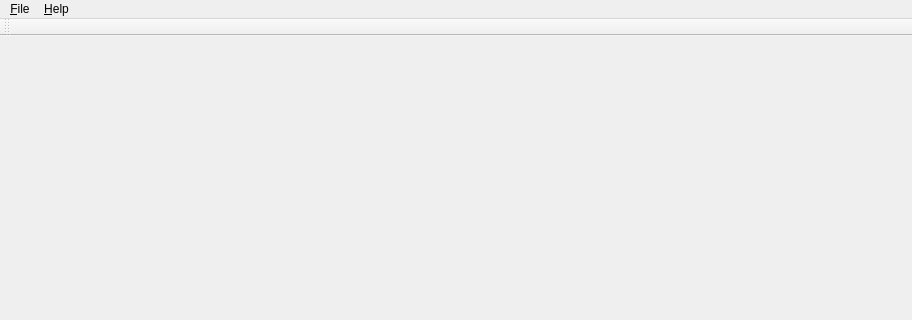
First picture: the form in forms/mainwindow.ui, repository gucwakj/RoboSim, before the edit; both pictures show x 0 to 912 and y 0 to 320 of the 912 by 781 pixel window.
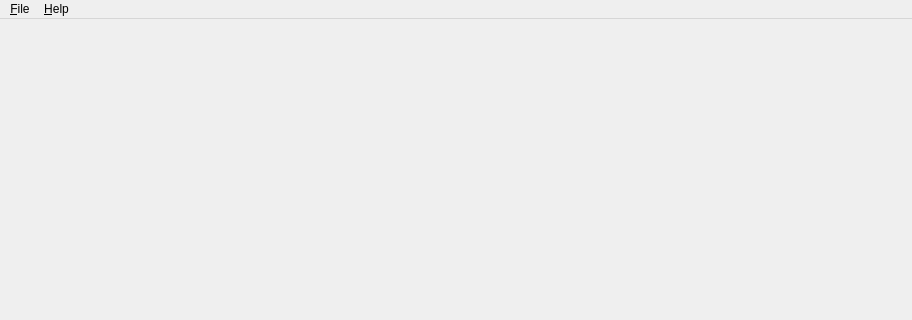
Second picture: the form after the edit.

Commit message: change save/load configuration names

Diff of the .ui file:
```diff
--- a/forms/mainwindow.ui
+++ b/forms/mainwindow.ui
@@ -22,14 +22,6 @@
   <widget class="QWidget" name="centralWidget">
    <layout class="QHBoxLayout" name="horizontalLayout"/>
   </widget>
-  <widget class="QToolBar" name="mainToolBar">
-   <attribute name="toolBarArea">
-    <enum>TopToolBarArea</enum>
-   </attribute>
-   <attribute name="toolBarBreak">
-    <bool>false</bool>
-   </attribute>
-  </widget>
   <widget class="QStatusBar" name="statusBar"/>
   <widget class="QMenuBar" name="menuBar">
    <property name="geometry">
```
Left out of the diff: 12 changed lines with no effect on the pictures.
